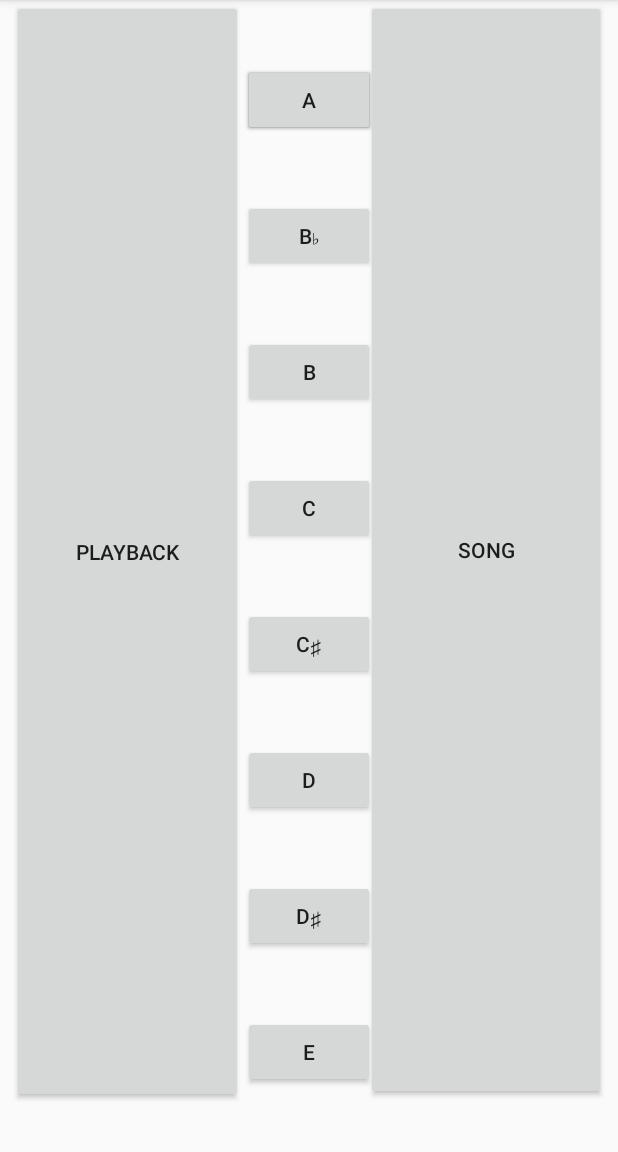
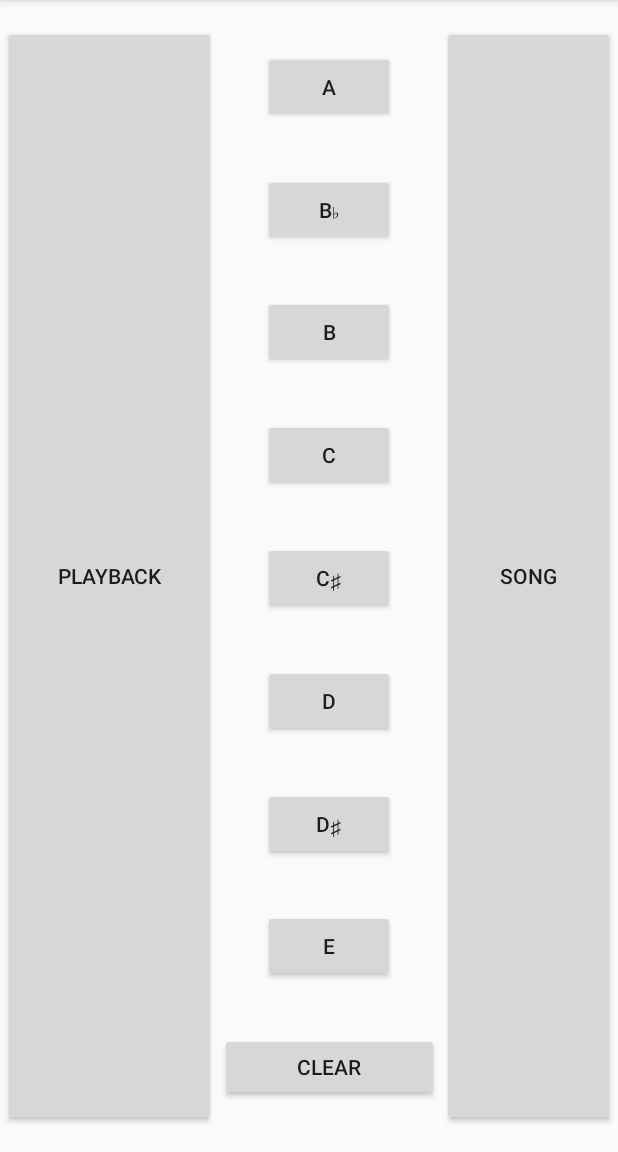
Before and after one commit to isaacblekhman2003/SoundBoard, an Android app: the screen it shows after launch (SoundboardActivity), on a phone screen of 412 x 824 dp, the part 84-1236 px from its top. Run offline under Robolectric (Android 15) with nearby library versions, the phone set to English and light mode, and no system bars.

Commit message:
ok now im done

```diff
--- a/app/src/main/java/com/example/soundboard/Song.java
+++ b/app/src/main/java/com/example/soundboard/Song.java
@@ -38,5 +38,9 @@ public class Song {
 return song.get(location);
 
     }
+    public void newSong(){
+
+        song.clear();
+    }
 
 }
--- a/app/src/main/java/com/example/soundboard/SoundboardActivity.java
+++ b/app/src/main/java/com/example/soundboard/SoundboardActivity.java
@@ -1,4 +1,5 @@
 package com.example.soundboard;
+
 import android.media.AudioManager;
 import android.media.SoundPool;
 import android.media.SoundPool.OnLoadCompleteListener;
@@ -12,6 +13,8 @@ import android.widget.Button;
 
 import java.util.ArrayList;
 import java.util.Arrays;
+import java.util.HashMap;
+import java.util.Map;
 
 public class SoundboardActivity extends AppCompatActivity implements View.OnClickListener {
     private SoundPool soundPool;
@@ -24,11 +27,12 @@ public class SoundboardActivity extends AppCompatActivity implements View.OnClic
     private Button dButton;
     private Button dDButton;
     private Button eButton;
+    private Button clear;
     private Button song;
     private Button buildYourOwn;
     boolean loaded = false;
     private boolean isloaded;
-    private Note ANote;
+    private Note ANote;  // camelCase for all variables & methods
     private Note BbNote;
     private Note BNote;
     private Note CNote;
@@ -38,6 +42,7 @@ public class SoundboardActivity extends AppCompatActivity implements View.OnClic
     private Note ENote;
     private Note[] noteScale;
     private Song buildyourown;
+    private Map<Integer, Note> noteMap;
 
     @Override
     public void onCreate(Bundle savedInstanceState) {
@@ -46,16 +51,11 @@ public class SoundboardActivity extends AppCompatActivity implements View.OnClic
         widgets();
         initializeSoundPool();
         listeners();
-
-
-
-
     }
 
+    private void initializeSoundPool() {
 
-
-    private void initializeSoundPool(){
-
+        noteMap = new HashMap<>();
         this.setVolumeControlStream(AudioManager.STREAM_MUSIC);
         soundPool = new SoundPool(10, AudioManager.STREAM_MUSIC, 0);
         soundPool.setOnLoadCompleteListener(new OnLoadCompleteListener() {
@@ -66,21 +66,25 @@ public class SoundboardActivity extends AppCompatActivity implements View.OnClic
             }
         });
 
-        ANote = new Note(soundPool.load(this, R.raw.scalea, 1),100);
-        BbNote = new Note (soundPool.load(this, R.raw.scalebb, 1),100);
-        BNote = new Note (soundPool.load(this, R.raw.scaleb, 1),100);
-        CNote = new Note (soundPool.load(this, R.raw.scalec, 1),100);
-        CCNote = new Note (soundPool.load(this, R.raw.scalecs, 1),100);
-        DNote = new Note (soundPool.load(this, R.raw.scaled, 1),100);
-       DDNote = new Note (soundPool.load(this, R.raw.scaleds, 1),100);
-        ENote = new Note (soundPool.load(this, R.raw.scalee, 1),100);
+        ANote = new Note(soundPool.load(this, R.raw.scalea, 1), 100);
+        BbNote = new Note(soundPool.load(this, R.raw.scalebb, 1), 100);
+        BNote = new Note(soundPool.load(this, R.raw.scaleb, 1), 100);
+        CNote = new Note(soundPool.load(this, R.raw.scalec, 1), 100);
+        CCNote = new Note(soundPool.load(this, R.raw.scalecs, 1), 100);
+        DNote = new Note(soundPool.load(this, R.raw.scaled, 1), 100);
+        DDNote = new Note(soundPool.load(this, R.raw.scaleds, 1), 100);
+        ENote = new Note(soundPool.load(this, R.raw.scalee, 1), 100);
 
-        noteScale = new Note[] {ANote,BbNote,BNote,CNote,CCNote,DNote,DDNote,ENote};
+        noteMap.put(aButton.getId(), ANote);
+        noteMap.put(bBButton.getId(), BbNote);
+        noteMap.put(bButton.getId(), BNote);
+        noteMap.put(cButton.getId(), CNote);
+        noteMap.put(cCButton.getId(), CCNote);
+        noteMap.put(dButton.getId(), DNote);
+        noteMap.put(dDButton.getId(), DDNote);
+        noteMap.put(eButton.getId(), ENote);
+        noteScale = new Note[]{ANote, BbNote, BNote, CNote, CCNote, DNote, DDNote, ENote};
         buildyourown = new Song();
-
-
-
-
     }
 
     private void widgets() {
@@ -94,158 +98,77 @@ public class SoundboardActivity extends AppCompatActivity implements View.OnClic
         eButton = findViewById(R.id.button_main_E);
         song = findViewById(R.id.button_main_song);
         buildYourOwn = findViewById(R.id.button_main_play);
+        clear = findViewById(R.id.button_main_clear);
     }
-    private void delay(int millisDelay){
-        try{
+
+    private void delay(int millisDelay) {
+        try {
             Thread.sleep(millisDelay);
 
-        }catch (InterruptedException e){
+        } catch (InterruptedException e) {
             e.printStackTrace();
         }
     }
 
     private void listeners() {
-        aButton.setOnClickListener(new View.OnClickListener() {
-                                    @Override
-                                    public void onClick(View view) {
-
-                                        if (loaded) {
-                                            soundPool.play(ANote.getSoundId(), 1, 1, 1, 0, 1f);
-                                            Log.e("Test", "Played sound");
-                                            buildyourown.addNote(ANote);
-
-                                        }
-                                    }
-
-
-                                    });
-        bButton.setOnClickListener(new View.OnClickListener() {
-            @Override
-            public void onClick(View view) {
-
-                if (loaded) {
-                    soundPool.play(BNote.getSoundId(), 1, 1, 1, 0, 1f);
-                    Log.e("Test", "Played sound");
-                    buildyourown.addNote(BNote);
-                }
-            }
-
-
-        });
-        cButton.setOnClickListener(new View.OnClickListener() {
-            @Override
-            public void onClick(View view) {
-
-                if (loaded) {
-                    soundPool.play(CNote.getSoundId(), 1, 1, 1, 0, 1f);
-                    Log.e("Test", "Played sound");
-                    buildyourown.addNote(CNote);
-                }
-            }
-
-
-        });
-        dButton.setOnClickListener(new View.OnClickListener() {
-            @Override
-            public void onClick(View view) {
-
-                if (loaded) {
-                    soundPool.play(DNote.getSoundId(), 1, 1, 1, 0, 1f);
-                    Log.e("Test", "Played sound");
-                    buildyourown.addNote(DDNote);
-                }
-            }
-
-
-        });
-        eButton.setOnClickListener(new View.OnClickListener() {
-            @Override
-            public void onClick(View view) {
-
-                if (loaded) {
-                    soundPool.play(ENote.getSoundId(), 1, 1, 1, 0, 1f);
-                    Log.e("Test", "Played sound");
-                    buildyourown.addNote(ENote);
-                }
-            }
-
-
-        });
-        bBButton.setOnClickListener(new View.OnClickListener() {
-            @Override
-            public void onClick(View view) {
-
-                if (loaded) {
-                    soundPool.play(BbNote.getSoundId(), 1, 1, 1, 0, 1f);
-                    Log.e("Test", "Played sound");
-                    buildyourown.addNote(BbNote);
-                }
-            }
-
-
-        });
-        cCButton.setOnClickListener(new View.OnClickListener() {
-            @Override
-            public void onClick(View view) {
-
-                if (loaded) {
-                    soundPool.play(CCNote.getSoundId(), 1, 1, 1, 0, 1f);
-                    Log.e("Test", "Played sound");
-                    buildyourown.addNote(CCNote);
-                }
-            }
-
-
-        });
-        dDButton.setOnClickListener(new View.OnClickListener() {
-            @Override
-            public void onClick(View view) {
-                if (loaded) {
-                    soundPool.play(DDNote.getSoundId(), 1, 1, 1, 0, 1f);
-                    Log.e("Test", "Played sound");
-                    buildyourown.addNote(DDNote);
-                }
-            }});
-            song.setOnClickListener(new View.OnClickListener() {
-                @Override
-                public void onClick(View view) {
-                    if (loaded) {
-                        Log.d("LOOK AT ME", "onClick: " + Arrays.toString(noteScale));
-                        for(int i = 0; i < noteScale.length; i++ ) {soundPool.play(noteScale[i].getSoundId(), 1,1,1,0,1);
-                            delay(noteScale[i].getDelay() );
-                        }
-                        Log.e("Test", "Played sound");
-                    }
-                }
-
-
-        });
-        buildYourOwn.setOnClickListener(new View.OnClickListener() {
-            @Override
-            public void onClick(View view) {
-                if (loaded) {
-                    Log.d("LOOK AT ME", "onClick: " + Arrays.toString(noteScale));
-                    for(int i = 0; i < buildyourown.getSongLength(); i++ ) {soundPool.play(buildyourown.getNote(i).getSoundId(), 1,1,1,0,1);
-                        delay(buildyourown.getNote(i).getDelay() );
-                    }
-
-                    Log.e("Test", "Played sound");
-                }
-            }
-
-
-        });
-                                }
-
+        KeyboardListener keyboardListener = new KeyboardListener();
+        aButton.setOnClickListener(keyboardListener);
+        bButton.setOnClickListener(keyboardListener);
+        cButton.setOnClickListener(keyboardListener);
+        dButton.setOnClickListener(keyboardListener);
+        eButton.setOnClickListener(keyboardListener);
+        bBButton.setOnClickListener(keyboardListener);
+        cCButton.setOnClickListener(keyboardListener);
+        dDButton.setOnClickListener(keyboardListener);
+        song.setOnClickListener(this);
+        clear.setOnClickListener(this);
+        buildYourOwn.setOnClickListener(this);
+    }
 
 
     @Override
     public void onClick(View view) {
-        switch(view.getId()){
-            case R.id.button_main_song:
-                { for(int i = 0; i < buildyourown.getSongLength(); i++ ) {soundPool.play(buildyourown.getNote(i).getSoundId(), 1,1,1,0,1);
-                delay(buildyourown.getNote(i).getDelay() );
-            }}
+        switch (view.getId()) {
+            case R.id.button_main_song: {
+                for (int i = 0; i < noteScale.length; i++) {
+                    soundPool.play(noteScale[i].getSoundId(), 1, 1, 1, 0, 1);
+                    delay(noteScale[i].getDelay());
+                }
+                break;
+            }
+            case R.id.button_main_clear : {
+
+                    buildyourown.newSong();
+                break;
+            }
+            case R.id.button_main_play : {
+                for (int i = 0; i < buildyourown.getSongLength(); i++) {
+                    soundPool.play(buildyourown.getNote(i).getSoundId(), 1, 1, 1, 0, 1);
+                    delay(buildyourown.getNote(i).getDelay());
+                }
+                break;
+
+
+            }
+
+            }
+
+
+        }
+
+
+    // make a map of all the notes
+    // get the value of the note from the map based on what was clicked
+    // play the note, add it to your playback list
+    // this class listens for all the individual note buttons, not the scale & play
+    private class KeyboardListener implements View.OnClickListener {
+
+        @Override
+        public void onClick(View view) {
+            Note note = noteMap.get(view.getId());
+            soundPool.play(note.getSoundId(), 1, 1, 1, 0, 1f);
+            buildyourown.addNote(note);
         }
     }
+
 }
--- a/app/src/main/res/layout/activity_main.xml
+++ b/app/src/main/res/layout/activity_main.xml
@@ -7,26 +7,15 @@
     tools:context=".SoundboardActivity">
 
     <Button
-        android:id="@+id/button"
-        android:layout_width="wrap_content"
-        android:layout_height="wrap_content"
-        android:text="a"
-        app:layout_constraintBottom_toTopOf="@+id/button_main_Bb"
-        app:layout_constraintEnd_toEndOf="parent"
-        app:layout_constraintHorizontal_bias="0.5"
-        app:layout_constraintStart_toStartOf="parent"
-        app:layout_constraintTop_toTopOf="parent" />
-
-    <Button
         android:id="@+id/button_main_Bb"
         android:layout_width="wrap_content"
         android:layout_height="wrap_content"
         android:text="B♭"
         app:layout_constraintBottom_toTopOf="@+id/button_main_B"
-        app:layout_constraintEnd_toEndOf="parent"
+        app:layout_constraintEnd_toStartOf="@+id/button_main_song"
         app:layout_constraintHorizontal_bias="0.5"
-        app:layout_constraintStart_toStartOf="parent"
-        app:layout_constraintTop_toBottomOf="@+id/button" />
+        app:layout_constraintStart_toEndOf="@+id/button_main_play"
+        app:layout_constraintTop_toBottomOf="@+id/button_main_A" />
 
     <Button
         android:id="@+id/button_main_B"
@@ -34,9 +23,9 @@
         android:layout_height="wrap_content"
         android:text="B"
         app:layout_constraintBottom_toTopOf="@+id/button_main_C"
-        app:layout_constraintEnd_toEndOf="parent"
+        app:layout_constraintEnd_toStartOf="@+id/button_main_song"
         app:layout_constraintHorizontal_bias="0.5"
-        app:layout_constraintStart_toStartOf="parent"
+        app:layout_constraintStart_toEndOf="@+id/button_main_play"
         app:layout_constraintTop_toBottomOf="@+id/button_main_Bb" />
 
     <Button
@@ -45,9 +34,9 @@
         android:layout_height="wrap_content"
         android:text="C"
         app:layout_constraintBottom_toTopOf="@+id/button_main_CC"
-        app:layout_constraintEnd_toEndOf="parent"
+        app:layout_constraintEnd_toStartOf="@+id/button_main_song"
         app:layout_constraintHorizontal_bias="0.5"
-        app:layout_constraintStart_toStartOf="parent"
+        app:layout_constraintStart_toEndOf="@+id/button_main_play"
         app:layout_constraintTop_toBottomOf="@+id/button_main_B" />
 
     <Button
@@ -56,9 +45,9 @@
         android:layout_height="wrap_content"
         android:text="C♯"
         app:layout_constraintBottom_toTopOf="@+id/button_main_D"
-        app:layout_constraintEnd_toEndOf="parent"
+        app:layout_constraintEnd_toStartOf="@+id/button_main_song"
         app:layout_constraintHorizontal_bias="0.5"
-        app:layout_constraintStart_toStartOf="parent"
+        app:layout_constraintStart_toEndOf="@+id/button_main_play"
         app:layout_constraintTop_toBottomOf="@+id/button_main_C" />
 
     <Button
@@ -67,9 +56,9 @@
         android:layout_height="wrap_content"
         android:text="D"
         app:layout_constraintBottom_toTopOf="@+id/button_main_DD"
-        app:layout_constraintEnd_toEndOf="parent"
+        app:layout_constraintEnd_toStartOf="@+id/button_main_song"
         app:layout_constraintHorizontal_bias="0.5"
-        app:layout_constraintStart_toStartOf="parent"
+        app:layout_constraintStart_toEndOf="@+id/button_main_play"
         app:layout_constraintTop_toBottomOf="@+id/button_main_CC" />
 
     <Button
@@ -78,9 +67,9 @@
         android:layout_height="wrap_content"
         android:text="D♯"
         app:layout_constraintBottom_toTopOf="@+id/button_main_E"
-        app:layout_constraintEnd_toEndOf="parent"
+        app:layout_constraintEnd_toStartOf="@+id/button_main_song"
         app:layout_constraintHorizontal_bias="0.5"
-        app:layout_constraintStart_toStartOf="parent"
+        app:layout_constraintStart_toEndOf="@+id/button_main_play"
         app:layout_constraintTop_toBottomOf="@+id/button_main_D" />
 
     <Button
@@ -88,22 +77,11 @@
         android:layout_width="wrap_content"
         android:layout_height="wrap_content"
         android:text="E"
-        app:layout_constraintBottom_toBottomOf="parent"
-        app:layout_constraintEnd_toEndOf="parent"
+        app:layout_constraintBottom_toTopOf="@+id/button_main_clear"
+        app:layout_constraintEnd_toStartOf="@+id/button_main_clear"
         app:layout_constraintHorizontal_bias="0.5"
-        app:layout_constraintStart_toStartOf="parent"
+        app:layout_constraintStart_toEndOf="@+id/button_main_clear"
         app:layout_constraintTop_toBottomOf="@+id/button_main_DD" />
-
-    <Button
-        android:id="@+id/button10"
-        android:layout_width="wrap_content"
-        android:layout_height="wrap_content"
-        android:text="Button"
-        app:layout_constraintBottom_toTopOf="@+id/button_main_Bb"
-        app:layout_constraintEnd_toEndOf="parent"
-        app:layout_constraintHorizontal_bias="0.5"
-        app:layout_constraintStart_toStartOf="parent"
-        app:layout_constraintTop_toTopOf="parent" />
 
     <Button
         android:id="@+id/button_main_A"
@@ -111,31 +89,41 @@
         android:layout_height="wrap_content"
         android:text="A"
         app:layout_constraintBottom_toTopOf="@+id/button_main_Bb"
+        app:layout_constraintEnd_toStartOf="@+id/button_main_song"
+        app:layout_constraintHorizontal_bias="0.5"
+        app:layout_constraintStart_toEndOf="@+id/button_main_play"
+        app:layout_constraintTop_toTopOf="parent" />
+
+    <Button
+        android:id="@+id/button_main_song"
+        android:layout_width="115dp"
+        android:layout_height="733dp"
+        android:text="Song"
+        app:layout_constraintBottom_toBottomOf="parent"
         app:layout_constraintEnd_toEndOf="parent"
+        app:layout_constraintHorizontal_bias="0.5"
+        app:layout_constraintStart_toEndOf="@+id/button_main_clear"
+        app:layout_constraintTop_toTopOf="parent" />
+
+    <Button
+        android:id="@+id/button_main_play"
+        android:layout_width="142dp"
+        android:layout_height="733dp"
+        android:text="PlayBack"
+        app:layout_constraintBottom_toBottomOf="parent"
+        app:layout_constraintEnd_toStartOf="@+id/button_main_clear"
         app:layout_constraintHorizontal_bias="0.5"
         app:layout_constraintStart_toStartOf="parent"
         app:layout_constraintTop_toTopOf="parent" />
 
     <Button
-        android:id="@+id/button_main_song"
-        android:layout_width="160dp"
-        android:layout_height="733dp"
-        android:layout_marginStart="8dp"
-        android:layout_marginEnd="8dp"
-        android:text="Song"
+        android:id="@+id/button_main_clear"
+        android:layout_width="146dp"
+        android:layout_height="45dp"
+        android:text="Clear"
         app:layout_constraintBottom_toBottomOf="parent"
-        app:layout_constraintEnd_toEndOf="parent"
-        app:layout_constraintHorizontal_bias="1.0"
+        app:layout_constraintEnd_toStartOf="@+id/button_main_song"
+        app:layout_constraintHorizontal_bias="0.5"
         app:layout_constraintStart_toEndOf="@+id/button_main_play"
-        app:layout_constraintTop_toTopOf="parent"
-        app:layout_constraintVertical_bias="0.0" />
-
-    <Button
-        android:id="@+id/button_main_play"
-        android:layout_width="154dp"
-        android:layout_height="735dp"
-        android:layout_marginStart="8dp"
-        android:text="PlayBack"
-        app:layout_constraintStart_toStartOf="parent"
-        app:layout_constraintTop_toTopOf="parent" />
+        app:layout_constraintTop_toBottomOf="@+id/button_main_E" />
 </androidx.constraintlayout.widget.ConstraintLayout>
```
